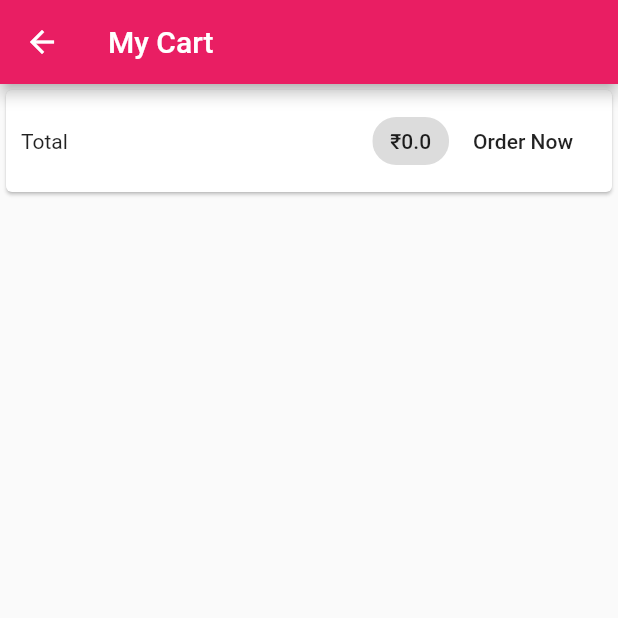
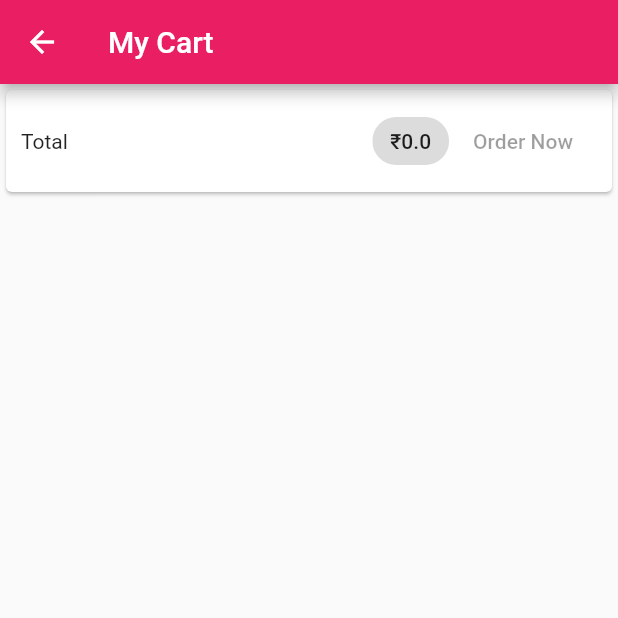
Before and after one commit to AnanthanAn/shop_lite1, a Flutter app: the CartScreen screen opened by its route, on a phone screen of 412 x 824 dp, the top half of it. Run offline on Flutter 3.47's test engine with Material 2 defaults, Android fonts, the phone set to English and light mode, and no system bars; network calls fail.

Commit message:
UX improvements in Cart screen- *Button disabled if cart is empty *added progress indicator on placing order

```diff
--- a/lib/screens/cart_screen.dart
+++ b/lib/screens/cart_screen.dart
@@ -24,33 +24,7 @@ class CartScreen extends StatelessWidget {
                   Text('Total'),
                   Spacer(),
                   Chip(label: Text('₹${cart.totalPrice}')),
-                  FlatButton(
-                      onPressed: () {
-                        showDialog(
-                          context: context,
-                          builder: (ctx) => AlertDialog(
-                            title: Text('Do you want to place the order?'),
-                            actions: <Widget>[
-                              FlatButton(
-                                  onPressed: () {
-                                    Navigator.pop(ctx);
-                                  },
-                                  child: Text('No')),
-                              FlatButton(
-                                  onPressed: () {
-                                    Provider.of<Orders>(context, listen: false)
-                                        .addOrder(cart.items.values.toList(),
-                                            cart.totalPrice);
-                                    cart.clearCart();
-                                    Navigator.pop(ctx);
-                                    Scaffold.of(context).showSnackBar(SnackBar(content: Text('Order Placed!!'),));
-                                  },
-                                  child: Text('Yes')),
-                            ],
-                          ),
-                        );
-                      },
-                      child: Text('Order Now'))
+                  OrderNowButton(cart: cart)
                 ],
               ),
               padding: EdgeInsets.all(10),
@@ -75,3 +49,65 @@ class CartScreen extends StatelessWidget {
     );
   }
 }
+
+class OrderNowButton extends StatefulWidget {
+  const OrderNowButton({
+    Key key,
+    @required this.cart,
+  }) : super(key: key);
+
+  final Cart cart;
+
+  @override
+  _OrderNowButtonState createState() => _OrderNowButtonState();
+}
+
+class _OrderNowButtonState extends State<OrderNowButton> {
+  var _isLoading = false;
+  @override
+  Widget build(BuildContext context) {
+    return FlatButton(
+        onPressed: (widget.cart.items.length == 0 || _isLoading)
+            ? null
+            : () {
+                showDialog(
+                  context: context,
+                  builder: (ctx) => AlertDialog(
+                    title: Text('Do you want to place the order?'),
+                    actions: <Widget>[
+                      FlatButton(
+                          onPressed: () {
+                            Navigator.pop(ctx);
+                          },
+                          child: Text('No')),
+                      FlatButton(
+                          onPressed: () async {
+                            setState(() {
+                              _isLoading = true;
+                            });
+                            Navigator.pop(ctx);
+                            await Provider.of<Orders>(context, listen: false)
+                                .addOrder(widget.cart.items.values.toList(),
+                                    widget.cart.totalPrice);
+
+                            widget.cart.clearCart();
+                            setState(() {
+                              _isLoading = false;
+                            });
+                            Scaffold.of(context).showSnackBar(SnackBar(
+                              content: Text('Order Placed!!'),
+                            ));
+
+                          },
+                          child: Text('Yes')),
+                    ],
+                  ),
+                );
+              },
+        child: _isLoading
+            ? Center(
+                child: CircularProgressIndicator(),
+              )
+            : Text('Order Now'));
+  }
+}
```
